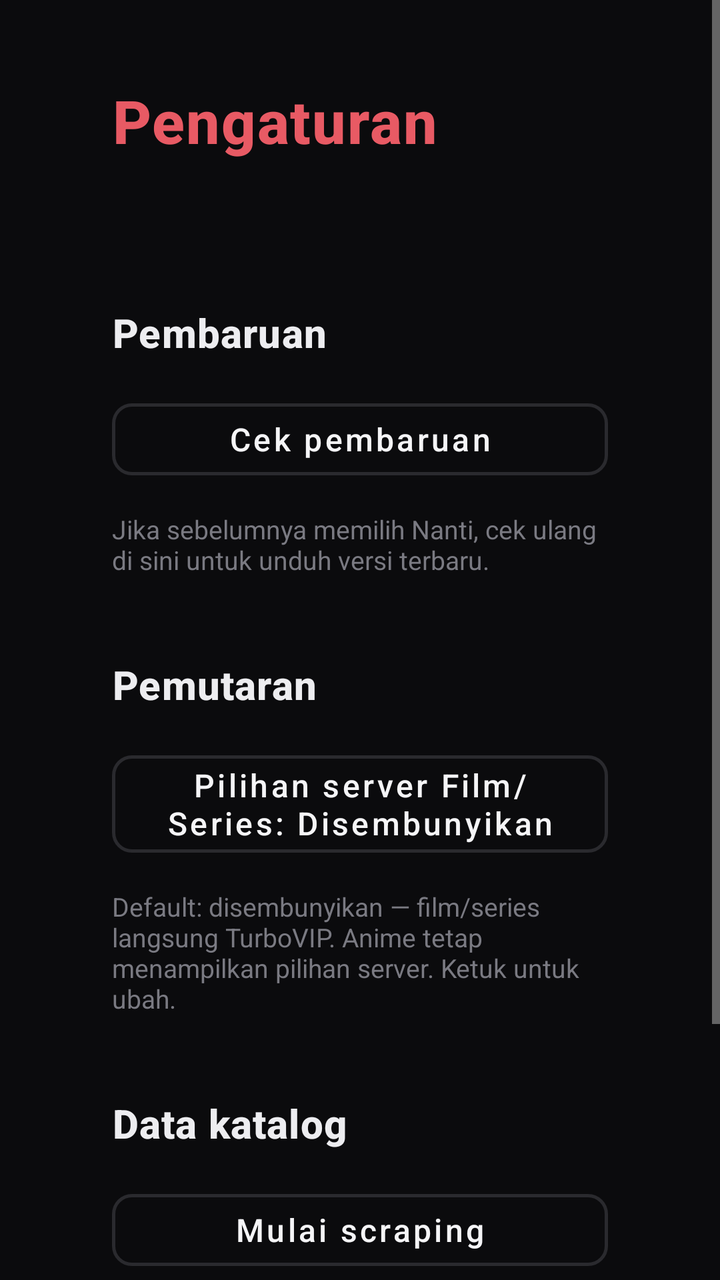
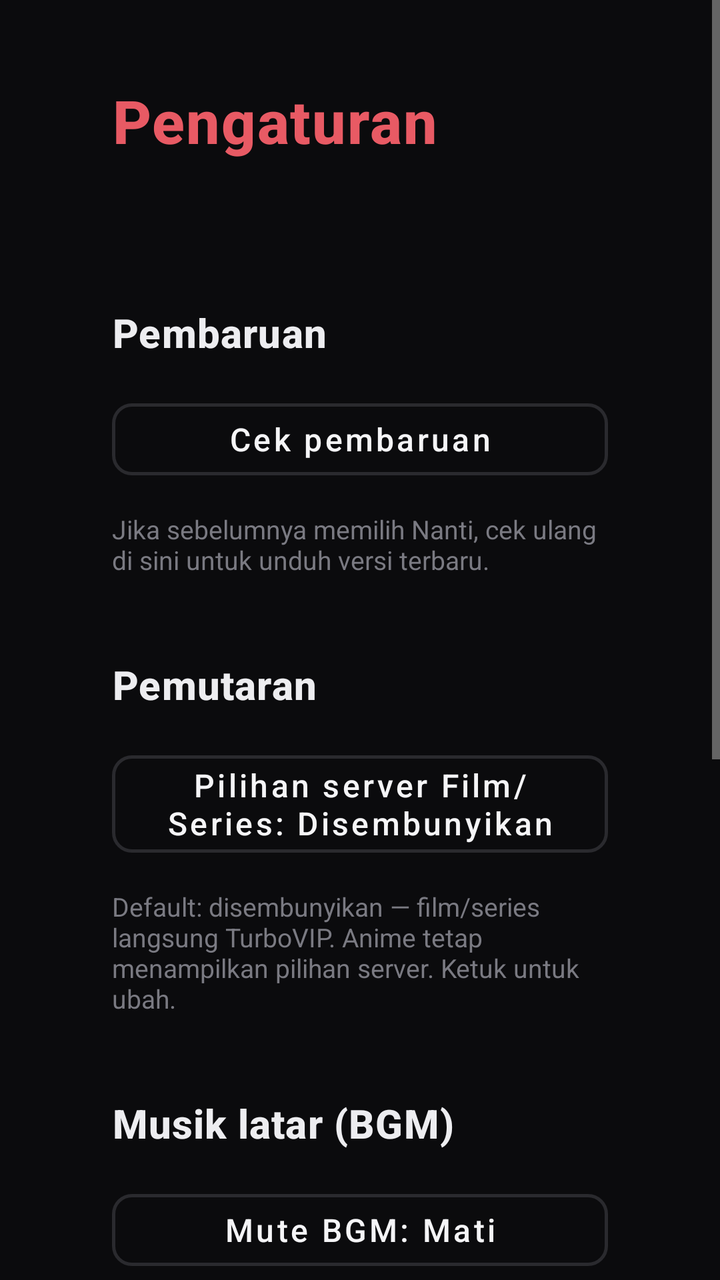

An Android layout rendered at two revisions. The XML below is the earlier revision; the diff shows what the commit changed to produce the second picture.
<!-- AndroidManifest.xml: activity theme Theme.WebunimeTv.Detail -->
<!-- res/layout/activity_settings.xml -->
<?xml version="1.0" encoding="utf-8"?>
<ScrollView xmlns:android="http://schemas.android.com/apk/res/android"
    xmlns:app="http://schemas.android.com/apk/res-auto"
    android:layout_width="match_parent"
    android:layout_height="match_parent"
    android:background="@color/wu_bg"
    android:fillViewport="true">

    <LinearLayout
        android:layout_width="match_parent"
        android:layout_height="wrap_content"
        android:orientation="vertical"
        android:paddingStart="56dp"
        android:paddingTop="40dp"
        android:paddingEnd="56dp"
        android:paddingBottom="56dp">

        <TextView
            android:layout_width="wrap_content"
            android:layout_height="wrap_content"
            android:fontFamily="sans-serif-medium"
            android:letterSpacing="0.02"
            android:text="@string/settings"
            android:textColor="@color/wu_accent_soft"
            android:textSize="30sp"
            android:textStyle="bold" />

        <TextView
            android:id="@+id/settingsVersion"
            android:layout_width="wrap_content"
            android:layout_height="wrap_content"
            android:layout_marginTop="12dp"
            android:textColor="@color/wu_text_dim"
            android:textSize="15sp" />

        <TextView
            android:layout_width="wrap_content"
            android:layout_height="wrap_content"
            android:layout_marginTop="40dp"
            android:fontFamily="sans-serif-medium"
            android:letterSpacing="0.02"
            android:text="@string/settings_section_update"
            android:textColor="@color/wu_row_header"
            android:textSize="20sp"
            android:textStyle="bold" />

        <com.google.android.material.button.MaterialButton
            android:id="@+id/settingsCheckUpdate"
            style="@style/Wu.Button.Outlined"
            android:layout_width="wrap_content"
            android:layout_height="wrap_content"
            android:layout_marginTop="16dp"
            android:focusable="true"
            android:minWidth="300dp"
            android:text="@string/settings_check_update"
            android:textAllCaps="false"
            android:textSize="16sp"
            app:cornerRadius="@dimen/button_corner_radius" />

        <TextView
            android:layout_width="match_parent"
            android:layout_height="wrap_content"
            android:layout_marginTop="12dp"
            android:text="@string/settings_check_update_hint"
            android:textColor="@color/wu_text_muted"
            android:textSize="13sp" />

        <TextView
            android:layout_width="wrap_content"
            android:layout_height="wrap_content"
            android:layout_marginTop="40dp"
            android:fontFamily="sans-serif-medium"
            android:letterSpacing="0.02"
            android:text="@string/settings_section_playback"
            android:textColor="@color/wu_row_header"
            android:textSize="20sp"
            android:textStyle="bold" />

        <com.google.android.material.button.MaterialButton
            android:id="@+id/settingsToggleFilmServers"
            style="@style/Wu.Button.Outlined"
            android:layout_width="wrap_content"
            android:layout_height="wrap_content"
            android:layout_marginTop="16dp"
            android:focusable="true"
            android:minWidth="300dp"
            android:text="@string/settings_film_servers_hidden"
            android:textAllCaps="false"
            android:textSize="16sp"
            app:cornerRadius="@dimen/button_corner_radius" />

        <TextView
            android:layout_width="match_parent"
            android:layout_height="wrap_content"
            android:layout_marginTop="12dp"
            android:text="@string/settings_film_servers_hint"
            android:textColor="@color/wu_text_muted"
            android:textSize="13sp" />

        <TextView
            android:layout_width="wrap_content"
            android:layout_height="wrap_content"
            android:layout_marginTop="40dp"
            android:fontFamily="sans-serif-medium"
            android:letterSpacing="0.02"
            android:text="@string/settings_section_catalog"
            android:textColor="@color/wu_row_header"
            android:textSize="20sp"
            android:textStyle="bold" />

        <com.google.android.material.button.MaterialButton
            android:id="@+id/settingsStartScrape"
            style="@style/Wu.Button.Outlined"
            android:layout_width="wrap_content"
            android:layout_height="wrap_content"
            android:layout_marginTop="16dp"
            android:focusable="true"
            android:minWidth="300dp"
            android:text="@string/settings_start_scrape"
            android:textAllCaps="false"
            android:textSize="16sp"
            app:cornerRadius="@dimen/button_corner_radius" />

        <com.google.android.material.button.MaterialButton
            android:id="@+id/settingsRefreshCatalog"
            style="@style/Wu.Button.Outlined"
            android:layout_width="wrap_content"
            android:layout_height="wrap_content"
            android:layout_marginTop="12dp"
            android:focusable="true"
            android:minWidth="300dp"
            android:text="@string/settings_refresh_catalog"
            android:textAllCaps="false"
            android:textSize="16sp"
            app:cornerRadius="@dimen/button_corner_radius" />

        <TextView
            android:id="@+id/settingsCatalogStatus"
            android:layout_width="match_parent"
            android:layout_height="wrap_content"
            android:layout_marginTop="12dp"
            android:text="@string/settings_catalog_hint"
            android:textColor="@color/wu_text_muted"
            android:textSize="13sp" />
    </LinearLayout>
</ScrollView>
<!-- resources referenced by this layout -->
<resources>
  <color name="wu_accent_soft">#E85A64</color>
  <color name="wu_bg">#0B0B0D</color>
  <color name="wu_row_header">#EDEDF0</color>
  <color name="wu_text_dim">#B8B8BE</color>
  <color name="wu_text_muted">#7A7A82</color>
  <dimen name="button_corner_radius">10dp</dimen>
  <string name="settings">Pengaturan</string>
  <string name="settings_catalog_hint">Scraping ~2–5 menit di server. Setelah selesai, tekan Update data terbaru.</string>
  <string name="settings_check_update">Cek pembaruan</string>
  <string name="settings_check_update_hint">Jika sebelumnya memilih Nanti, cek ulang di sini untuk unduh versi terbaru.</string>
  <string name="settings_film_servers_hidden">Pilihan server Film/Series: Disembunyikan</string>
  <string name="settings_film_servers_hint">Default: disembunyikan — film/series langsung TurboVIP. Anime tetap menampilkan pilihan server. Ketuk untuk ubah.</string>
  <string name="settings_refresh_catalog">Update data terbaru</string>
  <string name="settings_section_catalog">Data katalog</string>
  <string name="settings_section_playback">Pemutaran</string>
  <string name="settings_section_update">Pembaruan</string>
  <string name="settings_start_scrape">Mulai scraping</string>
  <style name="Wu.Button.Outlined" parent="Widget.MaterialComponents.Button.OutlinedButton">
          <item name="strokeColor">@color/wu_surface</item>
          <item name="strokeWidth">1.5dp</item>
          <item name="android:textColor">@color/wu_text</item>
          <item name="rippleColor">@color/wu_accent_soft</item>
          <item name="cornerRadius">@dimen/button_corner_radius</item>
          <item name="android:minHeight">48dp</item>
      </style>
  <style name="Theme.WebunimeTv.Detail" parent="Theme.MaterialComponents.NoActionBar">
          <item name="android:windowBackground">@color/wu_bg</item>
          <item name="colorPrimary">@color/wu_accent</item>
          <item name="colorPrimaryVariant">@color/wu_accent_dark</item>
          <item name="colorOnPrimary">@color/wu_text</item>
          <item name="colorSecondary">@color/wu_accent_soft</item>
          <item name="android:statusBarColor">@color/wu_bg</item>
          <item name="materialButtonOutlinedStyle">@style/Wu.Button.Outlined</item>
          <item name="alertDialogTheme">@style/Theme.WebunimeTv.AlertDialog</item>
          <item name="android:alertDialogTheme">@style/Theme.WebunimeTv.AlertDialog</item>
      </style>
  <color name="wu_surface">#2A2A2E</color>
  <color name="wu_text">#F5F5F7</color>
  <color name="wu_accent">#FF2D3A</color>
  <color name="wu_accent_dark">#C41E28</color>
  <color name="wu_bg_elevated">#121214</color>
  <style name="Wu.DialogButton" parent="Widget.AppCompat.Button.ButtonBar.AlertDialog">
          <item name="android:background">@drawable/bg_dialog_button</item>
          <item name="android:textColor">@color/dialog_button_text</item>
          <item name="android:minHeight">48dp</item>
          <item name="android:minWidth">120dp</item>
          <item name="android:focusable">true</item>
          <item name="android:focusableInTouchMode">true</item>
          <item name="android:textAllCaps">false</item>
          <item name="android:textStyle">bold</item>
          <item name="android:textSize">16sp</item>
      </style>
  <color name="wu_focus">#FFFFFF</color>
</resources>

<!-- the commit's change to res/layout/activity_settings.xml (unified diff, before → after) -->
@@ -103,6 +103,60 @@
             android:layout_marginTop="40dp"
             android:fontFamily="sans-serif-medium"
             android:letterSpacing="0.02"
+            android:text="@string/settings_section_bgm"
+            android:textColor="@color/wu_row_header"
+            android:textSize="20sp"
+            android:textStyle="bold" />
+
+        <com.google.android.material.button.MaterialButton
+            android:id="@+id/settingsToggleBgmMute"
+            style="@style/Wu.Button.Outlined"
+            android:layout_width="wrap_content"
+            android:layout_height="wrap_content"
+            android:layout_marginTop="16dp"
+            android:focusable="true"
+            android:minWidth="300dp"
+            android:text="@string/settings_bgm_mute_off"
+            android:textAllCaps="false"
+            android:textSize="16sp"
+            app:cornerRadius="@dimen/button_corner_radius" />
+
+        <TextView
+            android:id="@+id/settingsBgmVolumeLabel"
+            android:layout_width="wrap_content"
+            android:layout_height="wrap_content"
+            android:layout_marginTop="20dp"
+            android:text="@string/settings_bgm_volume"
+            android:textColor="@color/wu_text"
+            android:textSize="16sp" />
+
+        <SeekBar
+            android:id="@+id/settingsBgmVolume"
+            android:layout_width="match_parent"
+            android:layout_height="wrap_content"
+            android:layout_marginTop="8dp"
+            android:focusable="true"
+            android:max="100"
+            android:maxWidth="640dp"
+            android:paddingTop="12dp"
+            android:paddingBottom="12dp"
+            android:progressTint="@color/wu_accent"
+            android:thumbTint="@color/wu_accent_soft" />
+
+        <TextView
+            android:layout_width="match_parent"
+            android:layout_height="wrap_content"
+            android:layout_marginTop="8dp"
+            android:text="@string/settings_bgm_hint"
+            android:textColor="@color/wu_text_muted"
+            android:textSize="13sp" />
+
+        <TextView
+            android:layout_width="wrap_content"
+            android:layout_height="wrap_content"
+            android:layout_marginTop="40dp"
+            android:fontFamily="sans-serif-medium"
+            android:letterSpacing="0.02"
             android:text="@string/settings_section_catalog"
             android:textColor="@color/wu_row_header"
             android:textSize="20sp"
<!-- resource entries referenced after the edit -->
@@ -1,18 +1,24 @@
 <!-- resources referenced by this layout -->
 <resources>
+  <color name="wu_accent">#FF2D3A</color>
   <color name="wu_accent_soft">#E85A64</color>
   <color name="wu_bg">#0B0B0D</color>
   <color name="wu_row_header">#EDEDF0</color>
+  <color name="wu_text">#F5F5F7</color>
   <color name="wu_text_dim">#B8B8BE</color>
   <color name="wu_text_muted">#7A7A82</color>
   <dimen name="button_corner_radius">10dp</dimen>
   <string name="settings">Pengaturan</string>
+  <string name="settings_bgm_hint">Geser volume dengan kiri/kanan remote saat slider fokus. Mute menyimpan level volume.</string>
+  <string name="settings_bgm_mute_off">Mute BGM: Mati</string>
+  <string name="settings_bgm_volume">Volume BGM: %1$d%%</string>
   <string name="settings_catalog_hint">Scraping ~2–5 menit di server. Setelah selesai, tekan Update data terbaru.</string>
   <string name="settings_check_update">Cek pembaruan</string>
   <string name="settings_check_update_hint">Jika sebelumnya memilih Nanti, cek ulang di sini untuk unduh versi terbaru.</string>
   <string name="settings_film_servers_hidden">Pilihan server Film/Series: Disembunyikan</string>
   <string name="settings_film_servers_hint">Default: disembunyikan — film/series langsung TurboVIP. Anime tetap menampilkan pilihan server. Ketuk untuk ubah.</string>
   <string name="settings_refresh_catalog">Update data terbaru</string>
+  <string name="settings_section_bgm">Musik latar (BGM)</string>
   <string name="settings_section_catalog">Data katalog</string>
   <string name="settings_section_playback">Pemutaran</string>
   <string name="settings_section_update">Pembaruan</string>
@@ -37,8 +43,6 @@
           <item name="android:alertDialogTheme">@style/Theme.WebunimeTv.AlertDialog</item>
       </style>
   <color name="wu_surface">#2A2A2E</color>
-  <color name="wu_text">#F5F5F7</color>
-  <color name="wu_accent">#FF2D3A</color>
   <color name="wu_accent_dark">#C41E28</color>
   <color name="wu_bg_elevated">#121214</color>
   <style name="Wu.DialogButton" parent="Widget.AppCompat.Button.ButtonBar.AlertDialog">
